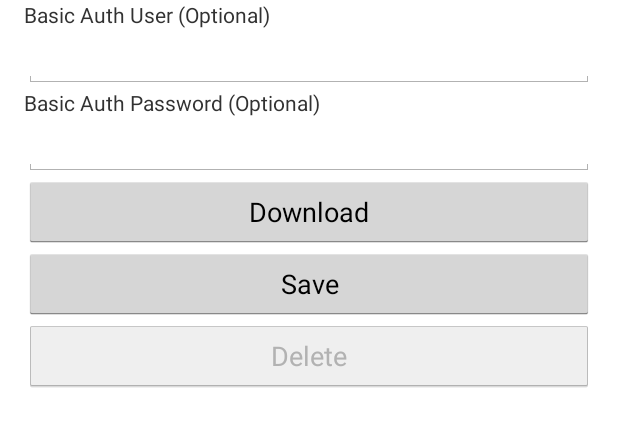
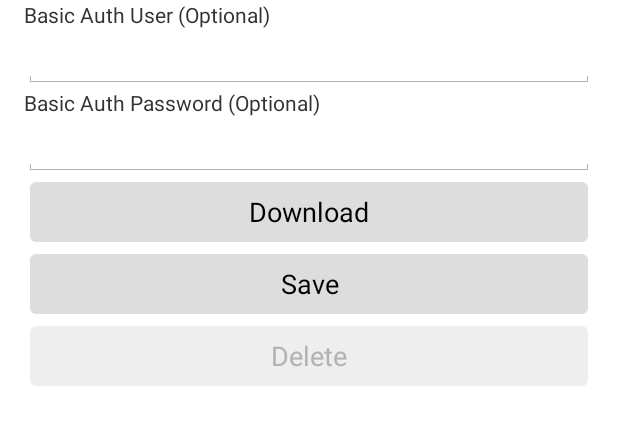
Before and after one commit to app-manager/AppManager-for-Android, an Android app: the DetailActivity screen opened directly, with no data from a screen before it, on a phone screen of 412 x 824 dp, the part 272-719 px from its top. Run offline under Robolectric (Android 15) with nearby library versions, the phone set to English and light mode, and no system bars; libraries missing offline, so code that uses them is left out: com.simplealertdialog.

Commit message:
Changed button style.

```diff
--- /dev/null
+++ b/app/src/main/res/drawable-v11/button_normal.xml
@@ -0,0 +1,9 @@
+<?xml version="1.0" encoding="utf-8"?>
+
+<selector xmlns:android="http://schemas.android.com/apk/res/android" android:enterFadeDuration="@integer/button_animation_duration" android:exitFadeDuration="@integer/button_animation_duration">
+
+    <item android:drawable="@drawable/button_normal_disabled" android:state_enabled="false" />
+    <item android:drawable="@drawable/button_normal_pressed" android:state_pressed="true" />
+    <item android:drawable="@drawable/button_normal_default" android:state_pressed="false" />
+
+</selector>
--- /dev/null
+++ b/app/src/main/res/drawable/button_normal.xml
@@ -0,0 +1,9 @@
+<?xml version="1.0" encoding="utf-8"?>
+
+<selector xmlns:android="http://schemas.android.com/apk/res/android">
+
+    <item android:drawable="@drawable/button_normal_disabled" android:state_enabled="false" />
+    <item android:drawable="@drawable/button_normal_pressed" android:state_pressed="true" />
+    <item android:drawable="@drawable/button_normal_default" android:state_pressed="false" />
+
+</selector>
--- /dev/null
+++ b/app/src/main/res/drawable/button_normal_default.xml
@@ -0,0 +1,19 @@
+<?xml version="1.0" encoding="utf-8"?>
+
+<layer-list xmlns:android="http://schemas.android.com/apk/res/android">
+
+    <item
+        android:bottom="@dimen/button_margin"
+        android:left="@dimen/button_margin"
+        android:right="@dimen/button_margin"
+        android:top="@dimen/button_margin">
+        <shape>
+
+            <solid android:color="#ffdddddd" />
+
+            <corners android:radius="@dimen/button_radius" />
+
+        </shape>
+    </item>
+
+</layer-list>
--- /dev/null
+++ b/app/src/main/res/drawable/button_normal_disabled.xml
@@ -0,0 +1,19 @@
+<?xml version="1.0" encoding="utf-8"?>
+
+<layer-list xmlns:android="http://schemas.android.com/apk/res/android">
+
+    <item
+        android:bottom="@dimen/button_margin"
+        android:left="@dimen/button_margin"
+        android:right="@dimen/button_margin"
+        android:top="@dimen/button_margin">
+        <shape>
+
+            <solid android:color="#ffeeeeee" />
+
+            <corners android:radius="@dimen/button_radius" />
+
+        </shape>
+    </item>
+
+</layer-list>
--- /dev/null
+++ b/app/src/main/res/drawable/button_normal_pressed.xml
@@ -0,0 +1,19 @@
+<?xml version="1.0" encoding="utf-8"?>
+
+<layer-list xmlns:android="http://schemas.android.com/apk/res/android">
+
+    <item
+        android:bottom="@dimen/button_margin"
+        android:left="@dimen/button_margin"
+        android:right="@dimen/button_margin"
+        android:top="@dimen/button_margin">
+        <shape>
+
+            <solid android:color="#ffcccccc" />
+
+            <corners android:radius="@dimen/button_radius" />
+
+        </shape>
+    </item>
+
+</layer-list>
--- a/app/src/main/res/values-v14/styles.xml
+++ b/app/src/main/res/values-v14/styles.xml
@@ -20,4 +20,8 @@
         <item name="android:src">@drawable/ic_action_overflow</item>
     </style>
 
+    <style name="AppButtonStyle" parent="android:Widget.Holo.Light.Button">
+        <item name="android:background">@drawable/button_normal</item>
+    </style>
+
 </resources>
--- a/app/src/main/res/values-v16/styles.xml
+++ b/app/src/main/res/values-v16/styles.xml
@@ -21,4 +21,8 @@
         <item name="android:src">@drawable/ic_action_overflow</item>
     </style>
 
+    <style name="AppButtonStyle" parent="android:Widget.Holo.Light.Button">
+        <item name="android:background">@drawable/button_normal</item>
+    </style>
+
 </resources>
--- a/app/src/main/res/values/dimens.xml
+++ b/app/src/main/res/values/dimens.xml
@@ -4,4 +4,7 @@
     <dimen name="activity_horizontal_margin">16dp</dimen>
     <dimen name="activity_vertical_margin">16dp</dimen>
 
+    <dimen name="button_margin">4dp</dimen>
+    <dimen name="button_radius">4dp</dimen>
+
 </resources>
--- /dev/null
+++ b/app/src/main/res/values/integers.xml
@@ -0,0 +1,5 @@
+<resources>
+
+    <integer name="button_animation_duration">300</integer>
+
+</resources>
--- a/app/src/main/res/values/styles.xml
+++ b/app/src/main/res/values/styles.xml
@@ -16,7 +16,12 @@
     <style name="AppTheme" parent="AppBaseTheme">
         <!-- All customizations that are NOT specific to a particular API-level can go here. -->
         <item name="android:windowContentOverlay">@null</item>
+        <item name="android:buttonStyle">@style/AppButtonStyle</item>
         <item name="simpleAlertDialogStyle">@style/SimpleAlertDialogStyle</item>
+    </style>
+
+    <style name="AppButtonStyle" parent="android:Widget.Button">
+        <item name="android:background">@drawable/button_normal</item>
     </style>
 
     <style name="SimpleAlertDialogStyle" parent="Theme.SimpleAlertDialog.Light" />
```
